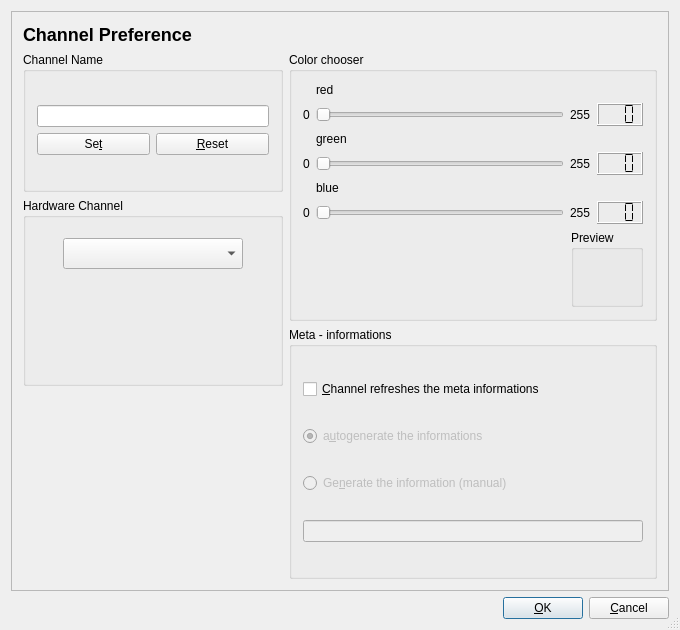
jan-lugfl/RadioMixer, file src/dialoge/kanalpreferences.ui: the form before one commit.
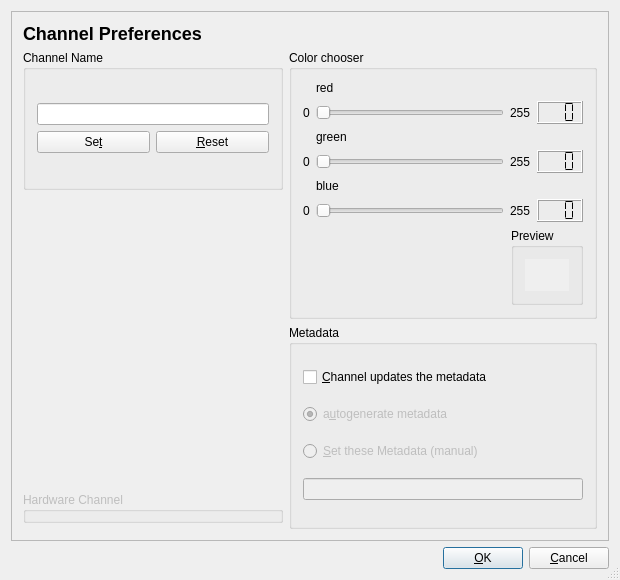
The form after the commit.

Commit message: - fixed setting channel color - fixed pref dialog

```diff
--- a/src/dialoge/kanalpreferences.ui
+++ b/src/dialoge/kanalpreferences.ui
@@ -4,12 +4,12 @@
   <property name="enabled" >
    <bool>true</bool>
   </property>
-  <property name="geometry" >
+  <property name="geometry">
    <rect>
     <x>0</x>
     <y>0</y>
-    <width>680</width>
-    <height>630</height>
+    <width>620</width>
+    <height>580</height>
    </rect>
   </property>
   <property name="sizePolicy" >
@@ -18,16 +18,16 @@
     <verstretch>0</verstretch>
    </sizepolicy>
   </property>
-  <property name="minimumSize" >
+  <property name="minimumSize">
    <size>
-    <width>680</width>
-    <height>630</height>
+    <width>620</width>
+    <height>580</height>
    </size>
   </property>
-  <property name="maximumSize" >
+  <property name="maximumSize">
    <size>
-    <width>680</width>
-    <height>630</height>
+    <width>620</width>
+    <height>580</height>
    </size>
   </property>
   <property name="windowTitle" >
@@ -56,109 +56,33 @@
             <height>23</height>
            </size>
           </property>
-          <property name="text" >
-           <string>&lt;h2>Channel Preference&lt;/h2></string>
+          <property name="text">
+           <string>&lt;!DOCTYPE HTML PUBLIC &quot;-//W3C//DTD HTML 4.0//EN&quot; &quot;http://www.w3.org/TR/REC-html40/strict.dtd&quot;&gt;
+&lt;html&gt;&lt;head&gt;&lt;meta name=&quot;qrichtext&quot; content=&quot;1&quot; /&gt;&lt;style type=&quot;text/css&quot;&gt;
+p, li { white-space: pre-wrap; }
+&lt;/style&gt;&lt;/head&gt;&lt;body style=&quot; font-family:'DejaVu Sans'; font-size:9pt; font-weight:400; font-style:normal;&quot;&gt;
+&lt;p style=&quot; margin-top:16px; margin-bottom:12px; margin-left:0px; margin-right:0px; -qt-block-indent:0; text-indent:0px;&quot;&gt;&lt;span style=&quot; font-size:x-large; font-weight:600;&quot;&gt;Channel Preferences&lt;/span&gt;&lt;/p&gt;&lt;/body&gt;&lt;/html&gt;</string>
           </property>
           <property name="wordWrap" >
            <bool>false</bool>
           </property>
          </widget>
         </item>
-        <item row="1" column="0" >
-         <layout class="QVBoxLayout" >
+        <item row="1" column="1">
+         <layout class="QVBoxLayout">
           <item>
-           <widget class="QGroupBox" name="KanalFrame" >
-            <property name="sizePolicy" >
-             <sizepolicy vsizetype="Fixed" hsizetype="Fixed" >
-              <horstretch>255</horstretch>
-              <verstretch>140</verstretch>
-             </sizepolicy>
-            </property>
-            <property name="minimumSize" >
-             <size>
-              <width>260</width>
-              <height>140</height>
-             </size>
-            </property>
-            <property name="title" >
-             <string>Channel Name</string>
-            </property>
-            <layout class="QGridLayout" >
-             <item row="0" column="0" >
-              <layout class="QVBoxLayout" >
-               <item>
-                <widget class="QLineEdit" name="EditName" />
-               </item>
-               <item>
-                <layout class="QHBoxLayout" >
-                 <item>
-                  <widget class="QPushButton" name="Set_Button" >
-                   <property name="text" >
-                    <string>Se&amp;t</string>
-                   </property>
-                   <property name="shortcut" >
-                    <string>Alt+T</string>
-                   </property>
-                  </widget>
-                 </item>
-                 <item>
-                  <widget class="QPushButton" name="Reset_Button" >
-                   <property name="text" >
-                    <string>&amp;Reset</string>
-                   </property>
-                  </widget>
-                 </item>
-                </layout>
-               </item>
-              </layout>
-             </item>
-            </layout>
-           </widget>
-          </item>
-          <item>
-           <widget class="QGroupBox" name="hwChannelBox" >
-            <property name="title" >
-             <string>Hardware Channel</string>
-            </property>
-            <widget class="QComboBox" name="hardwareKanal" >
-             <property name="geometry" >
-              <rect>
-               <x>40</x>
-               <y>40</y>
-               <width>180</width>
-               <height>31</height>
-              </rect>
-             </property>
-            </widget>
-           </widget>
-          </item>
-          <item>
-           <widget class="QFrame" name="DynamicBox" >
-            <property name="frameShape" >
-             <enum>QFrame::NoFrame</enum>
-            </property>
-            <property name="frameShadow" >
-             <enum>QFrame::Plain</enum>
-            </property>
-           </widget>
-          </item>
-         </layout>
-        </item>
-        <item row="1" column="1" >
-         <layout class="QVBoxLayout" >
-          <item>
-           <widget class="QGroupBox" name="groupBox1" >
-            <property name="title" >
+           <widget class="QGroupBox" name="groupBox1">
+            <property name="title">
              <string>Color chooser</string>
             </property>
-            <layout class="QGridLayout" >
-             <item row="0" column="0" colspan="2" >
-              <layout class="QVBoxLayout" >
+            <layout class="QGridLayout">
+             <item row="0" column="0" colspan="2">
+              <layout class="QVBoxLayout">
                <item>
-                <layout class="QGridLayout" >
-                 <item row="1" column="1" >
-                  <widget class="QSlider" name="Rot_Slider" >
-                   <property name="maximum" >
+                <layout class="QGridLayout">
+                 <item row="1" column="1">
+                  <widget class="QSlider" name="Rot_Slider">
+                   <property name="maximum">
                     <number>255</number>
                    </property>
                    <property name="orientation" >
@@ -166,9 +90,9 @@
                    </property>
                   </widget>
                  </item>
-                 <item row="1" column="2" >
-                  <widget class="QLabel" name="textLabel2_2" >
-                   <property name="text" >
+                 <item row="1" column="2">
+                  <widget class="QLabel" name="textLabel2_2">
+                   <property name="text">
                     <string>255</string>
                    </property>
                    <property name="wordWrap" >
@@ -176,9 +100,9 @@
                    </property>
                   </widget>
                  </item>
-                 <item row="0" column="1" >
-                  <widget class="QLabel" name="textLabel1" >
-                   <property name="text" >
+                 <item row="0" column="1">
+                  <widget class="QLabel" name="textLabel1">
+                   <property name="text">
                     <string>red</string>
                    </property>
                    <property name="wordWrap" >
@@ -186,9 +110,9 @@
                    </property>
                   </widget>
                  </item>
-                 <item row="1" column="3" >
-                  <widget class="QLCDNumber" name="Rot_LCD" >
-                   <property name="numDigits" >
+                 <item row="1" column="3">
+                  <widget class="QLCDNumber" name="Rot_LCD">
+                   <property name="numDigits">
                     <number>3</number>
                    </property>
                    <property name="segmentStyle" >
@@ -196,9 +120,9 @@
                    </property>
                   </widget>
                  </item>
-                 <item row="1" column="0" >
-                  <widget class="QLabel" name="textLabel2" >
-                   <property name="text" >
+                 <item row="1" column="0">
+                  <widget class="QLabel" name="textLabel2">
+                   <property name="text">
                     <string>0</string>
                    </property>
                    <property name="wordWrap" >
@@ -209,10 +133,10 @@
                 </layout>
                </item>
                <item>
-                <layout class="QGridLayout" >
-                 <item row="1" column="1" >
-                  <widget class="QSlider" name="Gruen_Slider" >
-                   <property name="maximum" >
+                <layout class="QGridLayout">
+                 <item row="1" column="1">
+                  <widget class="QSlider" name="Gruen_Slider">
+                   <property name="maximum">
                     <number>255</number>
                    </property>
                    <property name="orientation" >
@@ -220,9 +144,9 @@
                    </property>
                   </widget>
                  </item>
-                 <item row="1" column="2" >
-                  <widget class="QLabel" name="textLabel2_2_2" >
-                   <property name="text" >
+                 <item row="1" column="2">
+                  <widget class="QLabel" name="textLabel2_2_2">
+                   <property name="text">
                     <string>255</string>
                    </property>
                    <property name="wordWrap" >
@@ -230,9 +154,9 @@
                    </property>
                   </widget>
                  </item>
-                 <item row="0" column="1" >
-                  <widget class="QLabel" name="textLabel1_2" >
-                   <property name="text" >
+                 <item row="0" column="1">
+                  <widget class="QLabel" name="textLabel1_2">
+                   <property name="text">
                     <string>green</string>
                    </property>
                    <property name="wordWrap" >
@@ -240,9 +164,9 @@
                    </property>
                   </widget>
                  </item>
-                 <item row="1" column="3" >
-                  <widget class="QLCDNumber" name="Gruen_LCD" >
-                   <property name="numDigits" >
+                 <item row="1" column="3">
+                  <widget class="QLCDNumber" name="Gruen_LCD">
+                   <property name="numDigits">
                     <number>3</number>
                    </property>
                    <property name="segmentStyle" >
@@ -250,9 +174,9 @@
                    </property>
                   </widget>
                  </item>
-                 <item row="1" column="0" >
-                  <widget class="QLabel" name="textLabel2_3" >
-                   <property name="text" >
+                 <item row="1" column="0">
+                  <widget class="QLabel" name="textLabel2_3">
+                   <property name="text">
                     <string>0</string>
                    </property>
                    <property name="wordWrap" >
@@ -263,10 +187,10 @@
                 </layout>
                </item>
                <item>
-                <layout class="QGridLayout" >
-                 <item row="1" column="1" >
-                  <widget class="QSlider" name="Blau_Slider" >
-                   <property name="maximum" >
+                <layout class="QGridLayout">
+                 <item row="1" column="1">
+                  <widget class="QSlider" name="Blau_Slider">
+                   <property name="maximum">
                     <number>255</number>
                    </property>
                    <property name="orientation" >
@@ -274,9 +198,9 @@
                    </property>
                   </widget>
                  </item>
-                 <item row="1" column="2" >
-                  <widget class="QLabel" name="textLabel2_2_3" >
-                   <property name="text" >
+                 <item row="1" column="2">
+                  <widget class="QLabel" name="textLabel2_2_3">
+                   <property name="text">
                     <string>255</string>
                    </property>
                    <property name="wordWrap" >
@@ -284,9 +208,9 @@
                    </property>
                   </widget>
                  </item>
-                 <item row="0" column="1" >
-                  <widget class="QLabel" name="textLabel1_3" >
-                   <property name="text" >
+                 <item row="0" column="1">
+                  <widget class="QLabel" name="textLabel1_3">
+                   <property name="text">
                     <string>blue</string>
                    </property>
                    <property name="wordWrap" >
@@ -294,9 +218,9 @@
                    </property>
                   </widget>
                  </item>
-                 <item row="1" column="3" >
-                  <widget class="QLCDNumber" name="Blau_LCD" >
-                   <property name="numDigits" >
+                 <item row="1" column="3">
+                  <widget class="QLCDNumber" name="Blau_LCD">
+                   <property name="numDigits">
                     <number>3</number>
                    </property>
                    <property name="segmentStyle" >
@@ -304,9 +228,9 @@
                    </property>
                   </widget>
                  </item>
-                 <item row="1" column="0" >
-                  <widget class="QLabel" name="textLabel2_4" >
-                   <property name="text" >
+                 <item row="1" column="0">
+                  <widget class="QLabel" name="textLabel2_4">
+                   <property name="text">
                     <string>0</string>
                    </property>
                    <property name="wordWrap" >
@@ -318,7 +242,7 @@
                </item>
               </layout>
              </item>
-             <item row="1" column="0" >
+             <item row="1" column="0">
               <spacer>
                <property name="orientation" >
                 <enum>Qt::Horizontal</enum>
@@ -331,21 +255,24 @@
                </property>
               </spacer>
              </item>
-             <item row="1" column="1" >
-              <widget class="QGroupBox" name="groupBox2" >
-               <property name="title" >
+             <item row="1" column="1">
+              <widget class="QGroupBox" name="groupBox2">
+               <property name="title">
                 <string>Preview</string>
                </property>
-               <layout class="QGridLayout" >
-                <item row="0" column="0" >
-                 <widget class="QFrame" name="colorPrev" >
-                  <property name="minimumSize" >
+               <layout class="QGridLayout">
+                <item row="0" column="0">
+                 <widget class="QFrame" name="colorPrev">
+                  <property name="minimumSize">
                    <size>
                     <width>32</width>
                     <height>32</height>
                    </size>
                   </property>
-                  <property name="frameShape" >
+                  <property name="autoFillBackground">
+                   <bool>true</bool>
+                  </property>
+                  <property name="frameShape">
                    <enum>QFrame::NoFrame</enum>
                   </property>
                   <property name="frameShadow" >
@@ -360,28 +287,28 @@
            </widget>
           </item>
           <item>
-           <widget class="QGroupBox" name="MetaInfoBox" >
-            <property name="title" >
-             <string>Meta - informations</string>
+           <widget class="QGroupBox" name="MetaInfoBox">
+            <property name="title">
+             <string>Metadata</string>
             </property>
-            <layout class="QGridLayout" >
-             <item row="0" column="0" >
-              <widget class="QCheckBox" name="metaEnable" >
-               <property name="text" >
-                <string>&amp;Channel refreshes the meta informations</string>
+            <layout class="QGridLayout">
+             <item row="0" column="0">
+              <widget class="QCheckBox" name="metaEnable">
+               <property name="text">
+                <string>&amp;Channel updates the metadata</string>
                </property>
                <property name="shortcut" >
                 <string>Alt+C</string>
                </property>
               </widget>
              </item>
-             <item row="1" column="0" >
-              <widget class="QRadioButton" name="metaAutoCheck" >
-               <property name="enabled" >
+             <item row="1" column="0">
+              <widget class="QRadioButton" name="metaAutoCheck">
+               <property name="enabled">
                 <bool>false</bool>
                </property>
-               <property name="text" >
-                <string>a&amp;utogenerate the informations</string>
+               <property name="text">
+                <string>a&amp;utogenerate metadata</string>
                </property>
                <property name="shortcut" >
                 <string>Alt+U</string>
@@ -391,22 +318,22 @@
                </property>
               </widget>
              </item>
-             <item row="2" column="0" >
-              <widget class="QRadioButton" name="metaManualCheck" >
-               <property name="enabled" >
+             <item row="2" column="0">
+              <widget class="QRadioButton" name="metaManualCheck">
+               <property name="enabled">
                 <bool>false</bool>
                </property>
-               <property name="text" >
-                <string>Ge&amp;nerate the information (manual)</string>
+               <property name="text">
+                <string>&amp;Set these Metadata (manual)</string>
                </property>
                <property name="shortcut" >
                 <string>Alt+N</string>
                </property>
               </widget>
              </item>
-             <item row="3" column="0" >
-              <widget class="QLineEdit" name="metaManualText" >
-               <property name="enabled" >
+             <item row="3" column="0">
+              <widget class="QLineEdit" name="metaManualText">
+               <property name="enabled">
                 <bool>false</bool>
                </property>
               </widget>
@@ -416,6 +343,102 @@
           </item>
          </layout>
         </item>
+        <item row="1" column="0">
+         <layout class="QVBoxLayout">
+          <item>
+           <widget class="QGroupBox" name="KanalFrame">
+            <property name="sizePolicy">
+             <sizepolicy hsizetype="Fixed" vsizetype="Fixed">
+              <horstretch>255</horstretch>
+              <verstretch>140</verstretch>
+             </sizepolicy>
+            </property>
+            <property name="minimumSize">
+             <size>
+              <width>260</width>
+              <height>140</height>
+             </size>
+            </property>
+            <property name="title">
+             <string>Channel Name</string>
+            </property>
+            <layout class="QGridLayout">
+             <item row="0" column="0">
+              <layout class="QVBoxLayout">
+               <item>
+                <widget class="QLineEdit" name="EditName"/>
+               </item>
+               <item>
+                <layout class="QHBoxLayout">
+                 <item>
+                  <widget class="QPushButton" name="Set_Button">
+                   <property name="text">
+                    <string>Se&amp;t</string>
+                   </property>
+                   <property name="shortcut">
+                    <string>Alt+T</string>
+                   </property>
+                  </widget>
+                 </item>
+                 <item>
+                  <widget class="QPushButton" name="Reset_Button">
+                   <property name="text">
+                    <string>&amp;Reset</string>
+                   </property>
+                  </widget>
+                 </item>
+                </layout>
+               </item>
+              </layout>
+             </item>
+            </layout>
+           </widget>
+          </item>
+          <item>
+           <spacer name="verticalSpacer">
+            <property name="orientation">
+             <enum>Qt::Vertical</enum>
+            </property>
+            <property name="sizeHint" stdset="0">
+             <size>
+              <width>20</width>
+              <height>40</height>
+             </size>
+            </property>
+           </spacer>
+          </item>
+          <item>
+           <widget class="QGroupBox" name="hwChannelBox">
+            <property name="enabled">
+             <bool>false</bool>
+            </property>
+            <property name="title">
+             <string>Hardware Channel</string>
+            </property>
+            <widget class="QComboBox" name="hardwareKanal">
+             <property name="geometry">
+              <rect>
+               <x>40</x>
+               <y>40</y>
+               <width>180</width>
+               <height>31</height>
+              </rect>
+             </property>
+            </widget>
+           </widget>
+          </item>
+          <item>
+           <widget class="QFrame" name="DynamicBox">
+            <property name="frameShape">
+             <enum>QFrame::NoFrame</enum>
+            </property>
+            <property name="frameShadow">
+             <enum>QFrame::Plain</enum>
+            </property>
+           </widget>
+          </item>
+         </layout>
+        </item>
        </layout>
       </widget>
      </item>
@@ -424,16 +447,7 @@
        <property name="spacing" >
         <number>6</number>
        </property>
-       <property name="leftMargin" >
-        <number>0</number>
-       </property>
-       <property name="topMargin" >
-        <number>0</number>
-       </property>
-       <property name="rightMargin" >
-        <number>0</number>
-       </property>
-       <property name="bottomMargin" >
+       <property name="margin">
         <number>0</number>
        </property>
        <item>
@@ -487,7 +501,7 @@
    </item>
   </layout>
  </widget>
- <layoutdefault spacing="6" margin="11" />
+ <layoutdefault spacing="6" margin="11"/>
  <pixmapfunction>qPixmapFromMimeSource</pixmapfunction>
  <resources/>
  <connections>
```
Left out of the diff: 197 changed lines with no effect on the pictures. The commit also changes 3 other files.
